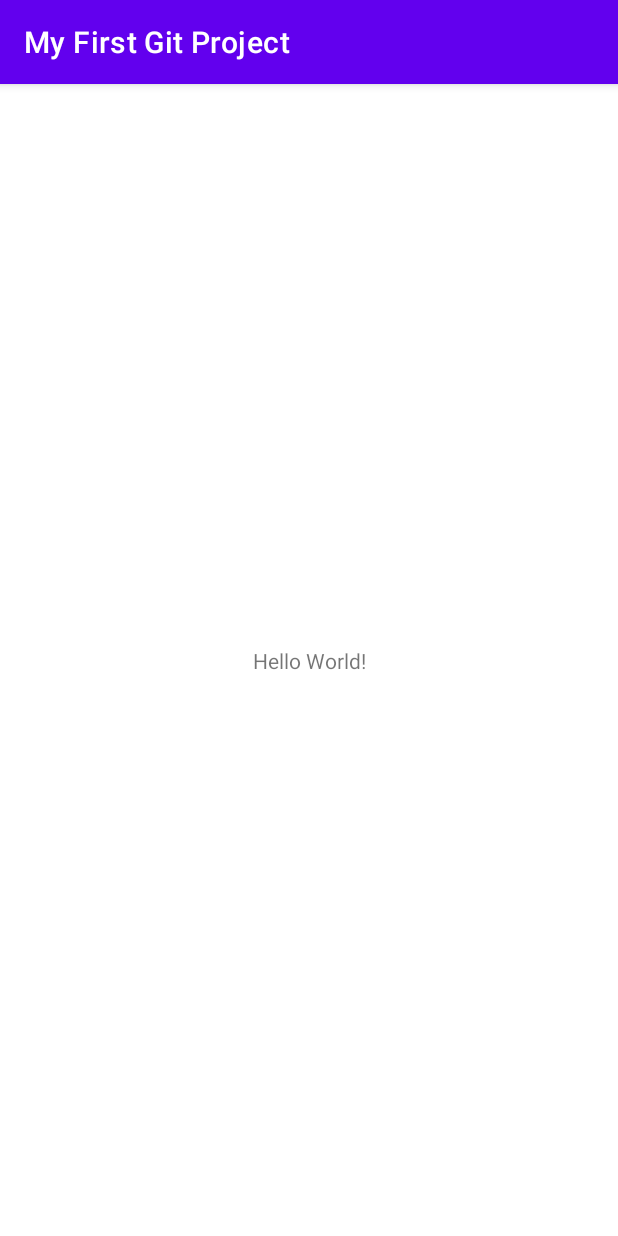
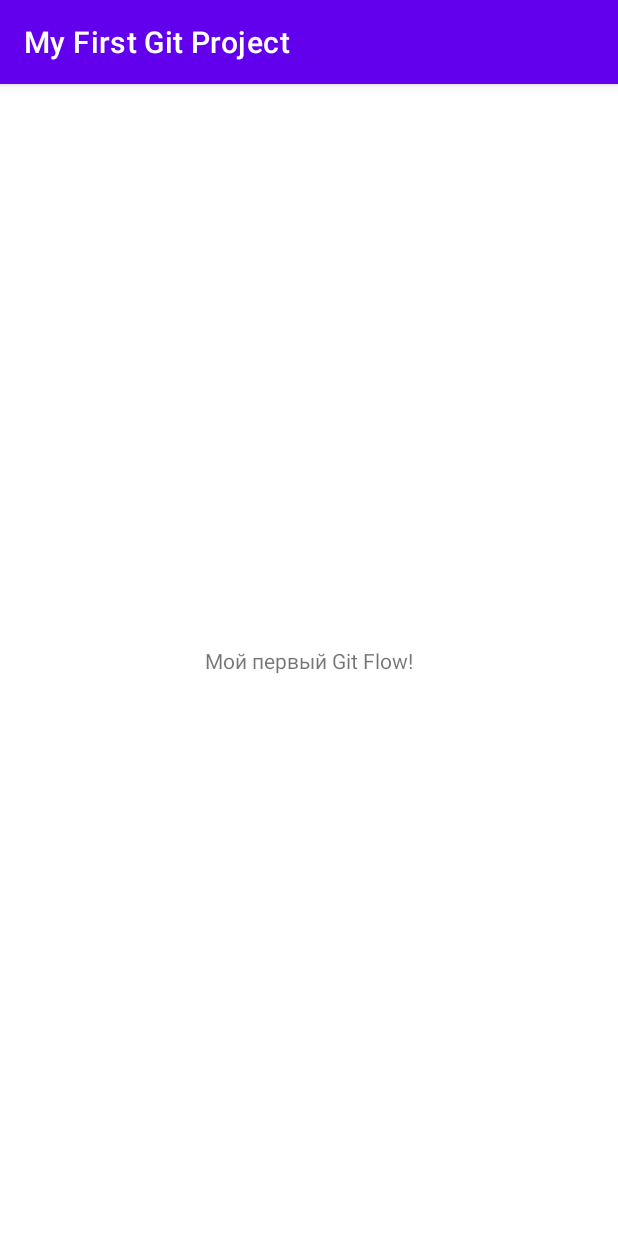
Before and after one commit to sekirindm/MyFirstGitProject, an Android app: the screen it shows after launch (MainActivity), on a phone screen of 412 x 824 dp. Run offline under Robolectric (Android 15) with nearby library versions, the phone set to English and light mode, and no system bars.

Commit message:
change name screen

```diff
--- a/app/src/main/res/layout/activity_main.xml
+++ b/app/src/main/res/layout/activity_main.xml
@@ -9,7 +9,7 @@
     <TextView
         android:layout_width="wrap_content"
         android:layout_height="wrap_content"
-        android:text="Hello World!"
+        android:text="@string/git_flow"
         app:layout_constraintBottom_toBottomOf="parent"
         app:layout_constraintLeft_toLeftOf="parent"
         app:layout_constraintRight_toRightOf="parent"
--- a/app/src/main/res/values/strings.xml
+++ b/app/src/main/res/values/strings.xml
@@ -1,3 +1,4 @@
 <resources>
     <string name="app_name">My First Git Project</string>
+    <string name="git_flow">Мой первый Git Flow!</string>
 </resources>
```
